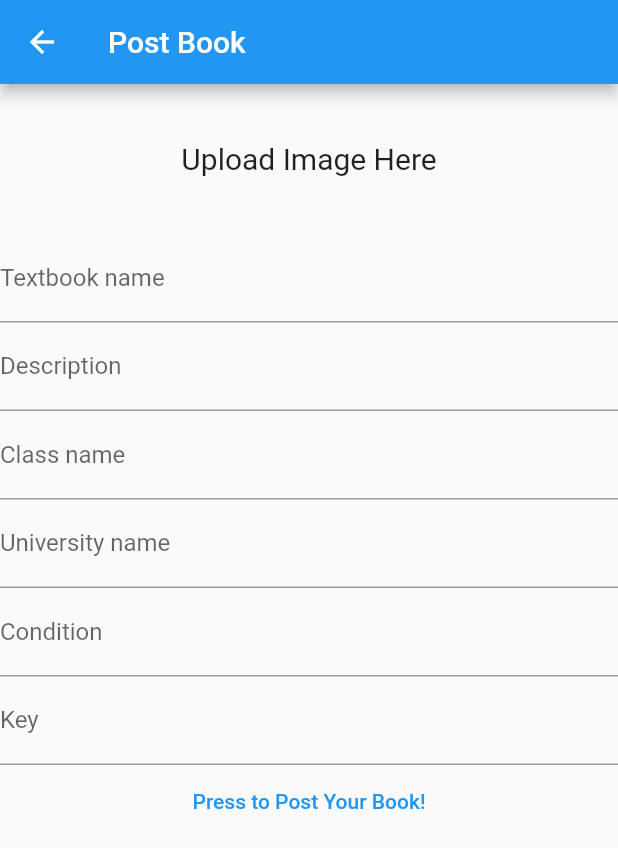
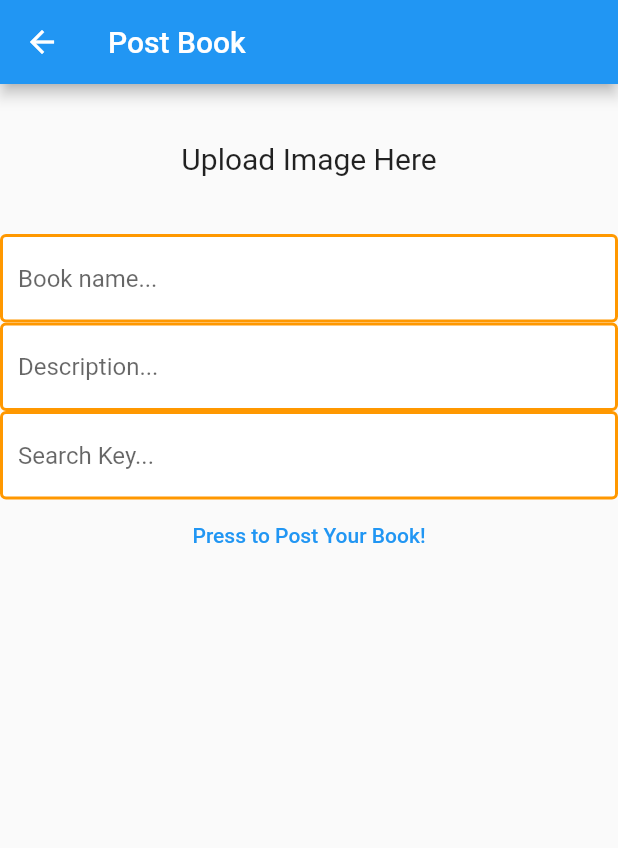
Before and after one commit to howebe/CIS350Project, a Flutter app: the PostBookPage screen opened directly, after a tap on "Press to Post Your Book!", on a phone screen of 412 x 824 dp. Shown: the top 848 px of the screen. Run offline on Flutter 3.47's test engine with Material 2 defaults, Android fonts, the phone set to English and light mode, and no system bars; our stand-ins replace cloud_firestore, firebase_auth, firebase_core; accounts and stored records are empty.

Commit message:
Assign user id to a book

```diff
--- a/textbook_sharing_app/lib/constants.dart
+++ b/textbook_sharing_app/lib/constants.dart
@@ -6,7 +6,7 @@ const textInputDecoration = InputDecoration(
   fillColor: Colors.white,
   filled: true,
   enabledBorder: OutlineInputBorder(
-      borderSide: BorderSide(color: Colors.white, width: 2.0)),
+      borderSide: BorderSide(color: Colors.orange, width: 2.0)),
   focusedBorder: OutlineInputBorder(
       borderSide: BorderSide(color: Colors.black, width: 2.0)),
 );
--- a/textbook_sharing_app/lib/screens/home/home.dart
+++ b/textbook_sharing_app/lib/screens/home/home.dart
@@ -14,7 +14,6 @@ class Home extends StatelessWidget {
   //final String? uid;
   Home({super.key});
 
-  final uid = AuthService().uid;
 
 
 
@@ -47,7 +46,7 @@ class Home extends StatelessWidget {
               title: Text('Post a Book'),
               onTap: () {
                 Navigator.push(context, MaterialPageRoute(builder: (context) {
-              return PostBookPage(uid: uid);
+              return PostBookPage();
             }));
               },
             ),
--- a/textbook_sharing_app/lib/screens/home/postbookpage.dart
+++ b/textbook_sharing_app/lib/screens/home/postbookpage.dart
@@ -16,22 +16,12 @@ class PostBookPage extends StatefulWidget {
 }
 
 class _PostBookPageState extends State<PostBookPage> {
-
-
   List<TextEditingController> _controller = [
-    for (int i = 0; i < 6; i++) TextEditingController()
+    for (int i = 0; i < 3; i++) TextEditingController()
   ];
 
   //final DatabaseService db = DatabaseService(uid: '');
-
-  List<String> conditions = [
-    'Slightly Used',
-    'Good',
-    'New',
-    'Very Good',
-    'Fair',
-    'Poor'
-  ];
+  final _auth = AuthService();
 
   List<String> keys = ['MTH', 'CHM', 'PHY', 'CIS', 'EGR', 'WRT'];
 
@@ -39,11 +29,11 @@ class _PostBookPageState extends State<PostBookPage> {
   Widget build(BuildContext context) {
     return Scaffold(
       appBar: AppBar(
-        title: Text('Post Book'),
+        title: const Text('Post Book'),
       ),
       body: Column(
         children: [
-          Container(
+          const SizedBox(
             height: 100,
             child: Align(
               alignment: Alignment.center,
@@ -59,96 +49,46 @@ class _PostBookPageState extends State<PostBookPage> {
           Container(
             child: TextFormField(
               controller: _controller[0],
-              decoration: const InputDecoration(
-                hintText: "Enter Book Name",
-                border: UnderlineInputBorder(),
-                labelText: 'Textbook name',
-              ),
+              decoration:
+                  textInputDecoration.copyWith(hintText: "Book name..."),
             ),
           ),
           Container(
             child: TextFormField(
               controller: _controller[1],
-              decoration: const InputDecoration(
-                hintText: "Enter Description",
-                border: UnderlineInputBorder(),
-                labelText: 'Description',
-              ),
+              decoration:
+                  textInputDecoration.copyWith(hintText: "Description..."),
             ),
           ),
           Container(
             child: TextFormField(
               controller: _controller[2],
-              decoration: const InputDecoration(
-                hintText: "Enter Class",
-                border: UnderlineInputBorder(),
-                labelText: 'Class name',
+              decoration: textInputDecoration.copyWith(
+                hintText: "Search Key...",
+
               ),
-            ),
-          ),
-          Container(
-            child: TextFormField(
-              controller: _controller[3],
-              decoration: const InputDecoration(
-                hintText: "Enter University",
-                border: UnderlineInputBorder(),
-                labelText: 'University name',
-              ),
-            ),
-          ),
-          Container(
-            child: TextFormField(
-              controller: _controller[4],
-              decoration: const InputDecoration(
-                hintText: "Enter Condition",
-                border: UnderlineInputBorder(),
-                labelText: 'Condition',
-              ),
-            ),
-          ),
-          Container(
-            child: TextFormField(
-              controller: _controller[5],
-              decoration: const InputDecoration(
-                hintText: "Enter Matching Key",
-                border: UnderlineInputBorder(),
-                labelText: 'Key',
-              ),
+
             ),
           ),
           Container(
             child: TextButton(
               onPressed: () {
                 if (checkInputValues()) {
-
                   final DatabaseService db = DatabaseService();
                   final _auth = AuthService();
+
+                  String userID = _auth.inputData;
 
                   Map<String, String> textbook = {
                     'Name': _controller[0].text,
                     'Description': _controller[1].text,
-                    'Class': _controller[2].text,
-                    'University': _controller[3].text,
-                    'Condition': _controller[4].text,
-                    'Key': _controller[5].text,
+                    'Key': _controller[2].text,
+                    'Owner': userID,
                   };
+
                   db.addTextbook(textbook);
 
-
-                //WORKING ON ASSIGNING USER FIELD TO BOOK
-                try{
-                if(_auth.uid != null){
-                  Map<String, String?> userID = {
-                    'Owner' : _auth.uid,
-                  };
-                  db.addUserToTextbook(userID);
-                  print('was here');
-                }
-                } catch (e){
-                  print('posted');
-                }
-
-
+                  //WORKING ON ASSIGNING USER FIELD TO BOOK
 
                   Navigator.pop(context);
                 }
@@ -166,14 +106,14 @@ class _PostBookPageState extends State<PostBookPage> {
     bool cfilled = true;
     bool kfilled = true;
 
-    for (var i = 0; i < 6; i++) {
+    for (var i = 0; i < 3; i++) {
       if (_controller[i].text.isEmpty) {
         filled = false;
       }
     }
 
     bool detFalse = false;
-    for (var i = 0; i < 4; i++) {
+    for (var i = 0; i < 2; i++) {
       if ((RegExp(r'^[a-z A-Z]+$').hasMatch(_controller[i].text)) &&
           (detFalse == false)) {
         filled = true;
@@ -186,24 +126,10 @@ class _PostBookPageState extends State<PostBookPage> {
       }
     }
 
-    for (var i = 0; i < conditions.length; i++) {
-      if (conditions[i].toLowerCase() == _controller[4].text.toLowerCase()) {
-        cfilled = true;
-        _controller[4].text = conditions[i];
-        break;
-      } else {
-        cfilled = false;
-      }
-    }
-
-    if (!cfilled) {
-      _controller[4].clear();
-    }
-
     for (var i = 0; i < keys.length; i++) {
-      if (keys[i].toLowerCase() == _controller[5].text.toLowerCase()) {
+      if (keys[i].toLowerCase() == _controller[2].text.toLowerCase()) {
         kfilled = true;
-        _controller[5].text = keys[i];
+        _controller[2].text = keys[i];
         break;
       } else {
         kfilled = false;
@@ -211,7 +137,7 @@ class _PostBookPageState extends State<PostBookPage> {
     }
 
     if (!kfilled) {
-      _controller[5].clear();
+      _controller[2].clear();
     }
 
     if (filled && cfilled && kfilled) {
--- a/textbook_sharing_app/lib/services/auth.dart
+++ b/textbook_sharing_app/lib/services/auth.dart
@@ -12,8 +12,11 @@ AppUser? _userFromFirebaseUser(User user){
   return AppUser(uid: user.uid);
 }
 
-String? get uid {
-  return AppUser().uid;
+
+String get inputData {
+  final User? user = _auth.currentUser;
+  final uid = user?.uid;
+  return uid!;
 }
 
 // auth change user stream
--- a/textbook_sharing_app/lib/services/database.dart
+++ b/textbook_sharing_app/lib/services/database.dart
@@ -2,36 +2,30 @@ import 'package:cloud_firestore/cloud_firestore.dart';
 import 'package:textbook_sharing_app/textbook.dart';
 
 class DatabaseService {
+//PROBLEM - Figure out how to get user ID once signed in
+  final String? uid;
+  DatabaseService({this.uid});
 
-//PROBLEM - Figure out how to get user ID once signed in
-final String? uid;
-DatabaseService({this.uid});
-
-final CollectionReference users = FirebaseFirestore.instance.collection('Users');
-final CollectionReference textbooks = FirebaseFirestore.instance.collection('textbook_catalog');
+  final CollectionReference users =
+      FirebaseFirestore.instance.collection('Users');
+  final CollectionReference textbooks =
+      FirebaseFirestore.instance.collection('textbook_catalog');
 
 //Update user textbook list
- Future updateUser(List<Textbook> textbooks) async {
+  Future updateUser(List<Textbook> textbooks) async {
     Map<String, List<Textbook>> textbook = {
-      'textbook' : textbooks,
+      'textbook': textbooks,
     };
 
     return await users.doc(uid).set(textbook);
   }
 
-
-
   // Add Textbook to User List
 
-
   // Add Textbook to Catalog
-  Future addTextbook(Map<String, String> textbook) async {
+  Future addTextbook(
+      Map<String, String> textbook) async {
     return await textbooks.doc(uid).set(textbook);
-  }
-
-  // ADDING USERID TO TEXTBOOK
-  Future addUserToTextbook(Map<String, String?> userID) async {
-    return await textbooks.doc(uid).update(userID);
   }
 
   // Grab Textbook
@@ -39,9 +33,7 @@ final CollectionReference textbooks = FirebaseFirestore.instance.collection('tex
   // Grab User List
 
   // Grab User as a whole
-  Stream<QuerySnapshot> get user{
+  Stream<QuerySnapshot> get user {
     return users.snapshots();
   }
-
-
 }
```
